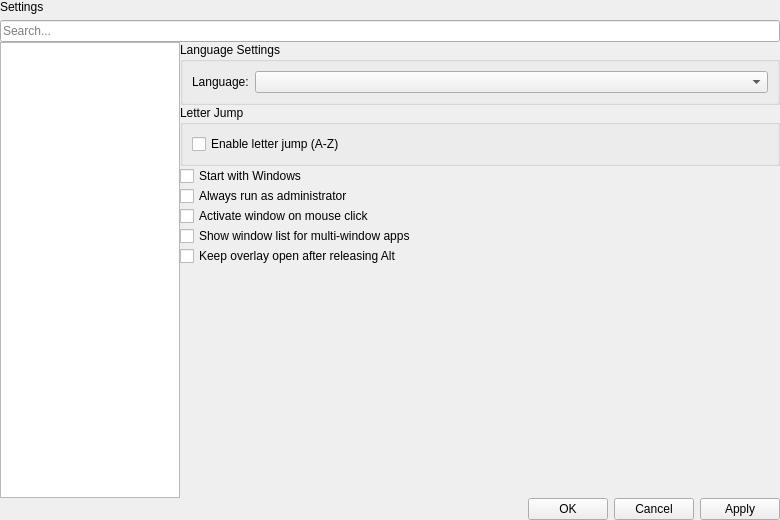
This is ui/SettingsDialog.ui in Hendrix4858/AltTaber as Qt 5 draws it before an edit. The edited form follows.
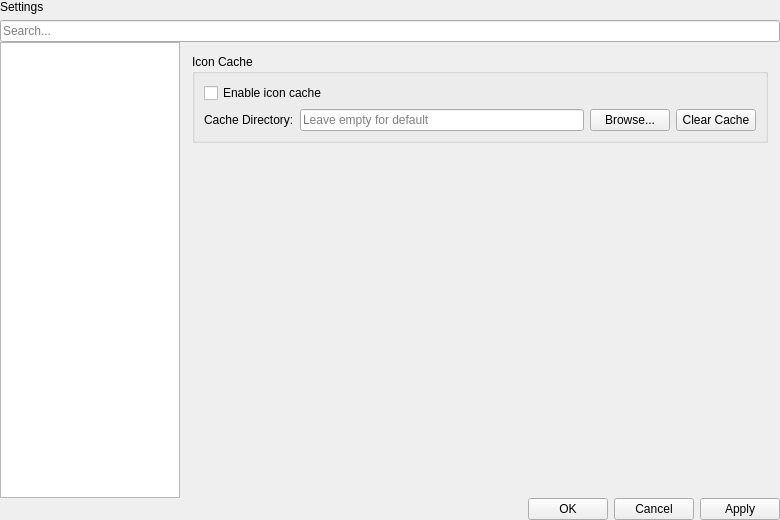
This is the edited form. The open tabs and pages were chosen to show the change.

Commit message: [Feature]Add cache image function.

```diff
--- a/ui/SettingsDialog.ui
+++ b/ui/SettingsDialog.ui
@@ -406,7 +406,84 @@
           </item>
          </layout>
         </widget>
-        <widget class="QWidget" name="blockedPage">
+        <widget class="QWidget" name="cachePage">
+         <layout class="QVBoxLayout" name="cacheLayout">
+          <property name="leftMargin">
+           <number>12</number>
+          </property>
+          <property name="topMargin">
+           <number>12</number>
+          </property>
+          <property name="rightMargin">
+           <number>12</number>
+          </property>
+          <property name="bottomMargin">
+           <number>12</number>
+          </property>
+          <item>
+           <widget class="QGroupBox" name="cacheGroup">
+            <property name="title">
+             <string>Icon Cache</string>
+            </property>
+            <layout class="QFormLayout" name="cacheFormLayout">
+             <item row="0" column="0" colspan="2">
+              <widget class="QCheckBox" name="iconCacheCheck">
+               <property name="text">
+                <string>Enable icon cache</string>
+               </property>
+              </widget>
+             </item>
+             <item row="1" column="0">
+              <widget class="QLabel" name="cacheDirLabel">
+               <property name="text">
+                <string>Cache Directory:</string>
+               </property>
+              </widget>
+             </item>
+             <item row="1" column="1">
+              <layout class="QHBoxLayout" name="cacheDirLayout">
+               <item>
+                <widget class="QLineEdit" name="cacheDirEdit">
+                 <property name="placeholderText">
+                  <string>Leave empty for default</string>
+                 </property>
+                </widget>
+               </item>
+               <item>
+                <widget class="QPushButton" name="btnBrowseCacheDir">
+                 <property name="text">
+                  <string>Browse...</string>
+                 </property>
+                </widget>
+               </item>
+               <item>
+                <widget class="QPushButton" name="btnClearCache">
+                 <property name="text">
+                  <string>Clear Cache</string>
+                 </property>
+                </widget>
+               </item>
+              </layout>
+             </item>
+            </layout>
+           </widget>
+          </item>
+          <item>
+           <spacer name="cacheSpacer">
+            <property name="orientation">
+             <enum>Qt::Orientation::Vertical</enum>
+            </property>
+            <property name="sizeHint" stdset="0">
+             <size>
+              <width>20</width>
+              <height>40</height>
+             </size>
+            </property>
+           </spacer>
+          </item>
+         </layout>
+        </widget>
+         <widget class="QWidget" name="blockedPage">
          <layout class="QVBoxLayout" name="blockedLayout">
           <property name="leftMargin">
            <number>12</number>
```
The commit also changes 9 other files.
